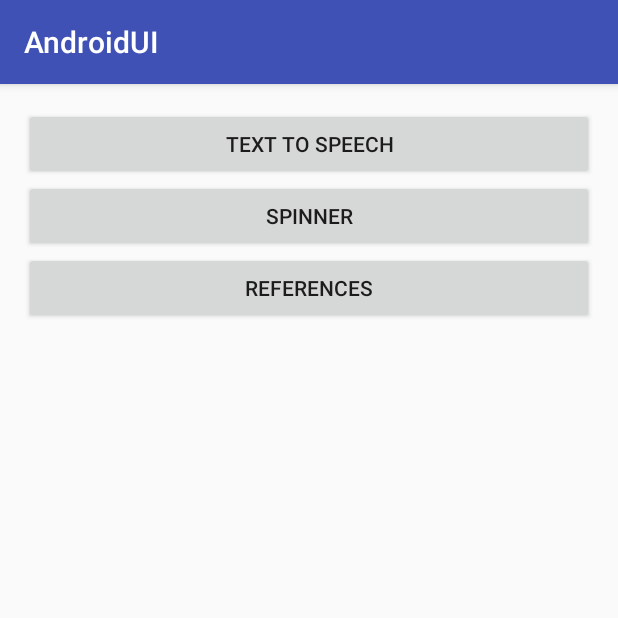
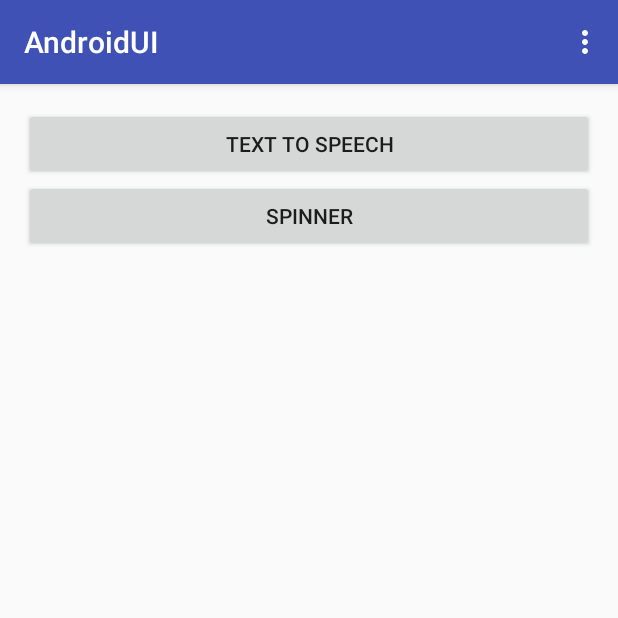
Before and after one commit to ginpei/AndroidUI, an Android app: the screen it shows after launch (MainActivity), on a phone screen of 412 x 824 dp, the top half of it. Run offline under Robolectric (Android 15) with nearby library versions, the phone set to English and light mode, and no system bars.

Commit message:
add menu with an item for preferences instead of the button

```diff
--- a/app/src/main/java/info/ginpei/androidui/MainActivity.java
+++ b/app/src/main/java/info/ginpei/androidui/MainActivity.java
@@ -3,6 +3,9 @@ package info.ginpei.androidui;
 import android.content.Intent;
 import android.support.v7.app.AppCompatActivity;
 import android.os.Bundle;
+import android.view.Menu;
+import android.view.MenuInflater;
+import android.view.MenuItem;
 import android.view.View;
 
 public class MainActivity extends AppCompatActivity {
@@ -11,6 +14,25 @@ public class MainActivity extends AppCompatActivity {
     protected void onCreate(Bundle savedInstanceState) {
         super.onCreate(savedInstanceState);
         setContentView(R.layout.activity_main);
+    }
+
+    @Override
+    public boolean onCreateOptionsMenu(Menu menu) {
+        MenuInflater inflater = getMenuInflater();
+        inflater.inflate(R.menu.main_menu, menu);
+        return super.onCreateOptionsMenu(menu);
+    }
+
+    @Override
+    public boolean onOptionsItemSelected(MenuItem item) {
+        switch (item.getItemId()) {
+            case R.id.menu_preferences:
+                startActivity(new Intent(this, PreferencesActivity.class));
+                return true;
+
+            default:
+                return super.onOptionsItemSelected(item);
+        }
     }
 
     public void onClick(View view) {
@@ -22,10 +44,6 @@ public class MainActivity extends AppCompatActivity {
             case R.id.button_spinner:
                 startActivity(new Intent(this, SpinnerActivity.class));
                 break;
-
-            case R.id.button_references:
-                startActivity(new Intent(this, PreferencesActivity.class));
-                break;
         }
     }
 }
--- a/app/src/main/res/layout/activity_main.xml
+++ b/app/src/main/res/layout/activity_main.xml
@@ -24,11 +24,4 @@
         android:layout_height="wrap_content"
         android:onClick="onClick"
         android:text="Spinner" />
-
-    <Button
-        android:id="@+id/button_references"
-        android:layout_width="match_parent"
-        android:layout_height="wrap_content"
-        android:onClick="onClick"
-        android:text="References" />
 </LinearLayout>
--- /dev/null
+++ b/app/src/main/res/menu/main_menu.xml
@@ -0,0 +1,7 @@
+<?xml version="1.0" encoding="utf-8"?>
+<menu xmlns:app="http://schemas.android.com/apk/res-auto"
+    xmlns:android="http://schemas.android.com/apk/res/android">
+
+    <item android:title="Preferences"
+        android:id="@+id/menu_preferences" />
+</menu>
```
